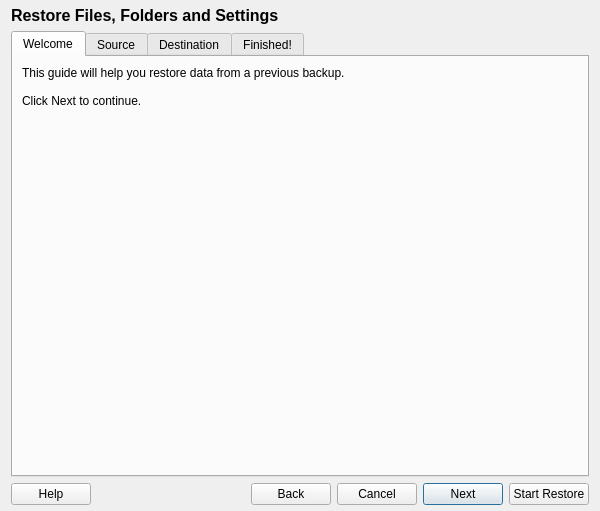
Old version of the form data/ui/restore.ui in the repository stewartadam/fwbackups.
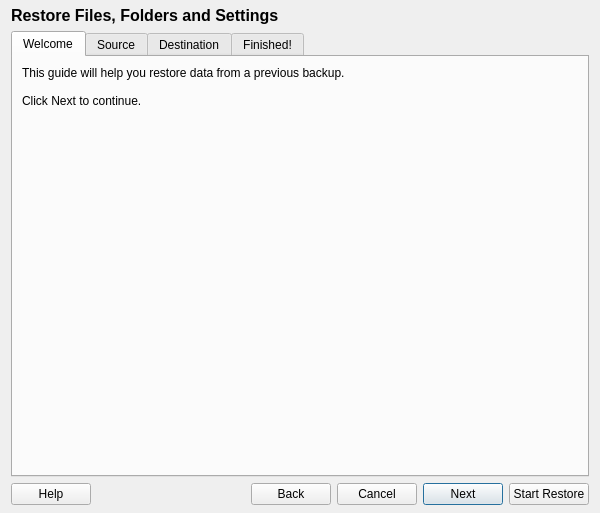
New version of the form. Icons and pictures are not drawn. Custom widgets are drawn as their Qt base class.

Patch:
```diff
--- a/data/ui/restore.ui
+++ b/data/ui/restore.ui
@@ -7,7 +7,7 @@
     <x>0</x>
     <y>0</y>
     <width>600</width>
-    <height>511</height>
+    <height>513</height>
    </rect>
   </property>
   <property name="minimumSize">
@@ -28,7 +28,7 @@
     <number>6</number>
    </property>
    <property name="bottomMargin">
-    <number>6</number>
+    <number>8</number>
    </property>
    <item>
     <widget class="QLabel" name="headerLabel">
```
Left out of the diff: 2 changed lines with no effect on the pictures.
